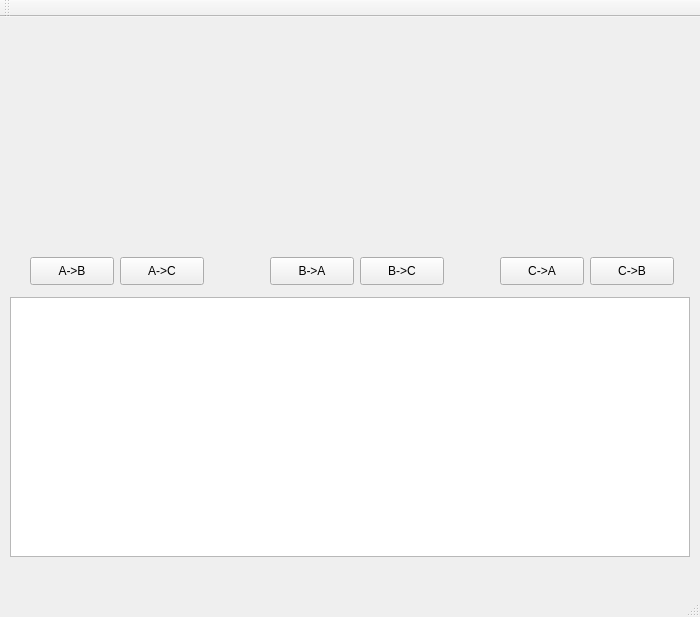
This is student/13/hanoi/mainwindow.ui in ItsOpaz/ohjelmointi2 as Qt 5 draws it before an edit. The edited form follows.
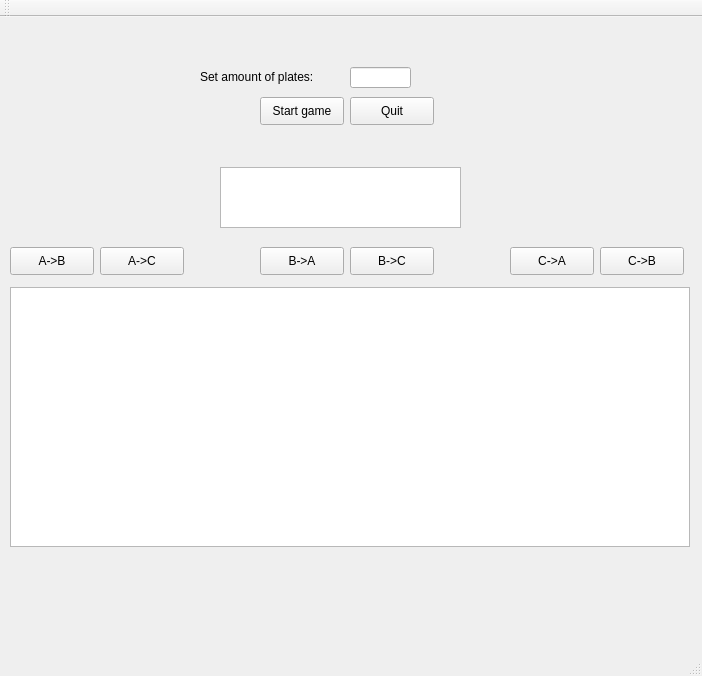
This is the edited form.

Commit message: remade rod class as pole to better describe it, added all methods to plate and pole, colors are not working as intended and move method is not yet done

```diff
--- a/student/13/hanoi/mainwindow.ui
+++ b/student/13/hanoi/mainwindow.ui
@@ -6,8 +6,8 @@
    <rect>
     <x>0</x>
     <y>0</y>
-    <width>700</width>
-    <height>617</height>
+    <width>702</width>
+    <height>676</height>
    </rect>
   </property>
   <property name="windowTitle">
@@ -18,7 +18,7 @@
     <property name="geometry">
      <rect>
       <x>10</x>
-      <y>280</y>
+      <y>270</y>
       <width>680</width>
       <height>260</height>
      </rect>
@@ -27,8 +27,8 @@
    <widget class="QPushButton" name="pushButton">
     <property name="geometry">
      <rect>
-      <x>30</x>
-      <y>240</y>
+      <x>10</x>
+      <y>230</y>
       <width>84</width>
       <height>28</height>
      </rect>
@@ -40,8 +40,8 @@
    <widget class="QPushButton" name="pushButton_2">
     <property name="geometry">
      <rect>
-      <x>120</x>
-      <y>240</y>
+      <x>100</x>
+      <y>230</y>
       <width>84</width>
       <height>28</height>
      </rect>
@@ -53,34 +53,8 @@
    <widget class="QPushButton" name="pushButton_3">
     <property name="geometry">
      <rect>
-      <x>270</x>
-      <y>240</y>
-      <width>84</width>
-      <height>28</height>
-     </rect>
-    </property>
-    <property name="text">
-     <string>B-&gt;A</string>
-    </property>
-   </widget>
-   <widget class="QPushButton" name="pushButton_4">
-    <property name="geometry">
-     <rect>
-      <x>360</x>
-      <y>240</y>
-      <width>84</width>
-      <height>28</height>
-     </rect>
-    </property>
-    <property name="text">
-     <string>B-&gt;C</string>
-    </property>
-   </widget>
-   <widget class="QPushButton" name="pushButton_5">
-    <property name="geometry">
-     <rect>
-      <x>500</x>
-      <y>240</y>
+      <x>510</x>
+      <y>230</y>
       <width>84</width>
       <height>28</height>
      </rect>
@@ -92,8 +66,8 @@
    <widget class="QPushButton" name="pushButton_6">
     <property name="geometry">
      <rect>
-      <x>590</x>
-      <y>240</y>
+      <x>600</x>
+      <y>230</y>
       <width>84</width>
       <height>28</height>
      </rect>
@@ -102,6 +76,91 @@
      <string>C-&gt;B</string>
     </property>
    </widget>
+   <widget class="QPushButton" name="BtoA">
+    <property name="geometry">
+     <rect>
+      <x>260</x>
+      <y>230</y>
+      <width>84</width>
+      <height>28</height>
+     </rect>
+    </property>
+    <property name="text">
+     <string>B-&gt;A</string>
+    </property>
+   </widget>
+   <widget class="QPushButton" name="BtoC">
+    <property name="geometry">
+     <rect>
+      <x>350</x>
+      <y>230</y>
+      <width>84</width>
+      <height>28</height>
+     </rect>
+    </property>
+    <property name="text">
+     <string>B-&gt;C</string>
+    </property>
+   </widget>
+   <widget class="QLabel" name="label">
+    <property name="geometry">
+     <rect>
+      <x>200</x>
+      <y>50</y>
+      <width>141</width>
+      <height>20</height>
+     </rect>
+    </property>
+    <property name="text">
+     <string>Set amount of plates:</string>
+    </property>
+   </widget>
+   <widget class="QLineEdit" name="amountOfPlates">
+    <property name="geometry">
+     <rect>
+      <x>350</x>
+      <y>50</y>
+      <width>61</width>
+      <height>21</height>
+     </rect>
+    </property>
+   </widget>
+   <widget class="QPushButton" name="startButton">
+    <property name="geometry">
+     <rect>
+      <x>260</x>
+      <y>80</y>
+      <width>84</width>
+      <height>28</height>
+     </rect>
+    </property>
+    <property name="text">
+     <string>Start game</string>
+    </property>
+   </widget>
+   <widget class="QPushButton" name="quitButton">
+    <property name="geometry">
+     <rect>
+      <x>350</x>
+      <y>80</y>
+      <width>84</width>
+      <height>28</height>
+     </rect>
+    </property>
+    <property name="text">
+     <string>Quit</string>
+    </property>
+   </widget>
+   <widget class="QTextBrowser" name="textBrowser">
+    <property name="geometry">
+     <rect>
+      <x>220</x>
+      <y>150</y>
+      <width>241</width>
+      <height>61</height>
+     </rect>
+    </property>
+   </widget>
   </widget>
   <widget class="QMenuBar" name="menuBar">
    <property name="geometry">
```
Left out of the diff: 29 changed lines with no effect on the pictures. The commit also changes 11 other files.
